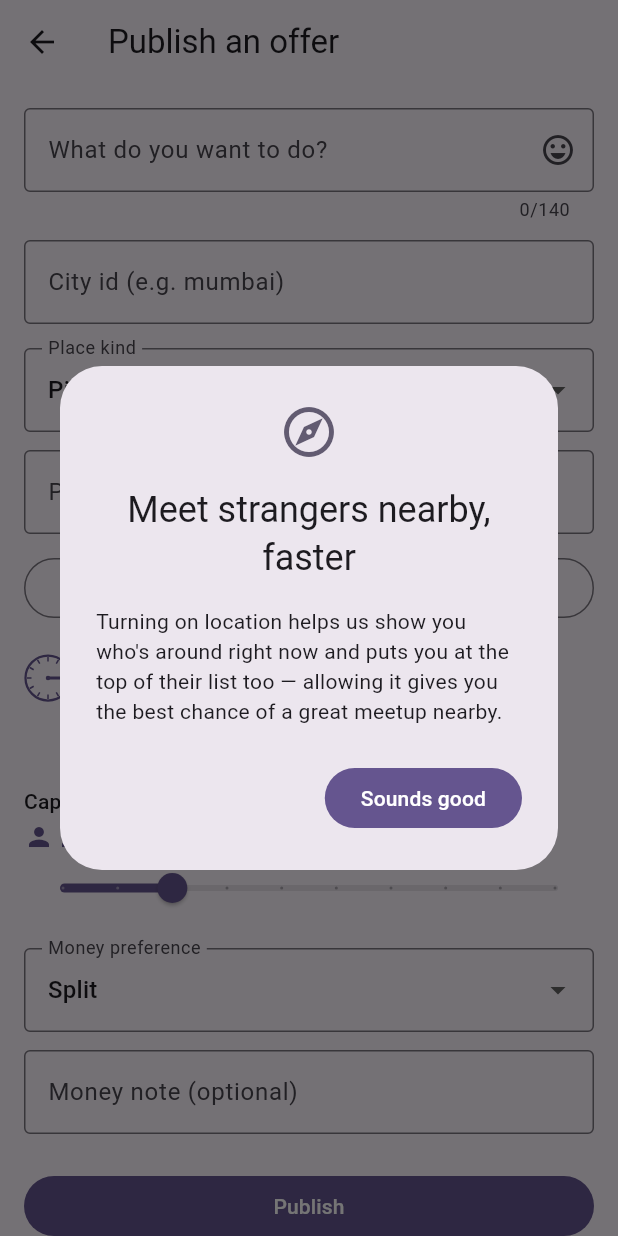
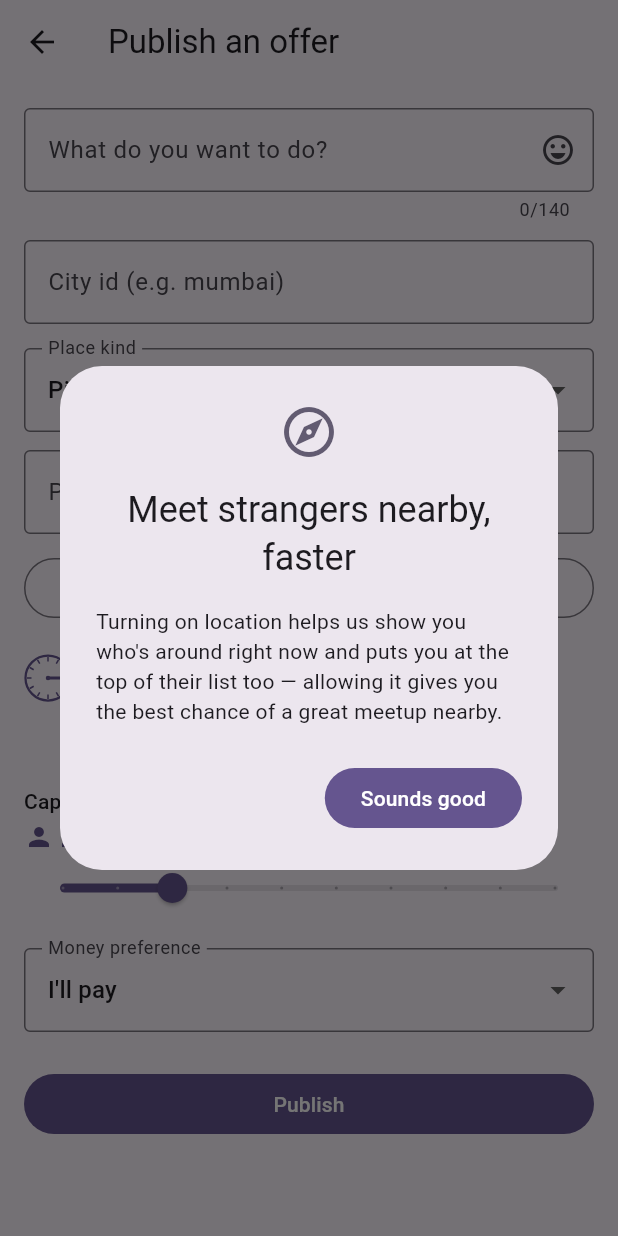
Before and after one commit to sili2017/app-stranger, a Flutter app: the PublishScreen screen opened directly, on a phone screen of 412 x 824 dp. Run offline on Flutter 3.47's test engine with Material 3 defaults, Android fonts, the phone set to English and light mode, and no system bars; our stand-ins replace firebase_core, firebase_messaging, geolocator, image_picker, shared_preferences; accounts and stored records are empty; generated files the repository leaves out were written again.

Commit message:
Default publish money preference to "I'll pay"; bound location fetch with a timeout
Money preference: default to creator_pays ("I'll pay") instead of split,
and comment out the estimated-cost option and money-note field for now
(no amount input behind them yet) rather than removing the wiring.

Location: verified live (via CDP against the running app) that
navigator.geolocation.getCurrentPosition can hang forever with neither
callback firing, even with its own `timeout` option set — this happens
when the browser never gets a response from the OS-level location
provider, and left "Use current location" spinning indefinitely with
no feedback. Geolocator's own `timeLimit` didn't rescue it either.
Wraps the call in a plain Dart `.timeout()` so it always resolves,
and surfaces a specific, actionable message pointing at the device's
system Location Services setting for the browser (as distinct from the
in-page site permission, which is a separate toggle users often miss).

Co-Authored-By: Claude Sonnet 5 <noreply@anthropic.com>
Claude-Session: https://claude.ai/code/session_01UmULdoy4BQiucnWXZtP5vg

```diff
--- a/apps/stranger_flutter/lib/l10n/app_en.arb
+++ b/apps/stranger_flutter/lib/l10n/app_en.arb
@@ -37,9 +37,10 @@
   "feedLocationFallbackNote": "Using your last known location (live GPS unavailable) — FR-005 fallback.",
   "feedLocationUnavailableNote": "Location unavailable — grant permission to see nearby offers ranked.",
   "feedEmpty": "No offers nearby right now. Make sure you have a matching city interest, or publish one yourself.",
-  "feedLocationError": "Could not get your location — enter it manually below.",
-  "feedLocationInsecureOrigin": "Your browser blocks location on this connection because it isn't secure (HTTPS). Open this app via HTTPS, or enter your location manually below.",
+  "feedLocationError": "Could not get your location. Try again in a moment.",
+  "feedLocationInsecureOrigin": "Your browser blocks location on this connection because it isn't secure (HTTPS). Open this app via HTTPS and try again.",
   "feedLocationPermissionDenied": "Location is blocked for this site. Allow it in your browser's site settings, then try again.",
+  "feedLocationTimedOut": "Location request timed out. Check that Location Services are turned on for this browser in your device's system settings (not just this site's permission), then try again.",
   "locationRationaleTitle": "Meet strangers nearby, faster",
   "locationRationaleBody": "Turning on location helps us show you who's around right now and puts you at the top of their list too — allowing it gives you the best chance of a great meetup nearby.",
   "locationRationaleContinue": "Sounds good",
--- a/apps/stranger_flutter/lib/l10n/app_hi.arb
+++ b/apps/stranger_flutter/lib/l10n/app_hi.arb
@@ -37,9 +37,10 @@
   "feedLocationFallbackNote": "आपका अंतिम ज्ञात स्थान उपयोग हो रहा है (लाइव जीपीएस उपलब्ध नहीं) — FR-005 फ़ॉलबैक।",
   "feedLocationUnavailableNote": "स्थान अनुपलब्ध — आस-पास के ऑफ़र देखने के लिए अनुमति दें।",
   "feedEmpty": "अभी आस-पास कोई ऑफ़र नहीं है। सुनिश्चित करें कि आपकी एक मिलती-जुलती शहर रुचि है, या खुद एक ऑफ़र प्रकाशित करें।",
-  "feedLocationError": "आपका स्थान प्राप्त नहीं हो सका — नीचे इसे मैन्युअल रूप से दर्ज करें।",
-  "feedLocationInsecureOrigin": "आपका ब्राउज़र इस कनेक्शन पर स्थान को ब्लॉक करता है क्योंकि यह सुरक्षित (HTTPS) नहीं है। इस ऐप को HTTPS के माध्यम से खोलें, या नीचे अपना स्थान मैन्युअल रूप से दर्ज करें।",
+  "feedLocationError": "आपका स्थान प्राप्त नहीं हो सका। कृपया थोड़ी देर बाद पुनः प्रयास करें।",
+  "feedLocationInsecureOrigin": "आपका ब्राउज़र इस कनेक्शन पर स्थान को ब्लॉक करता है क्योंकि यह सुरक्षित (HTTPS) नहीं है। इस ऐप को HTTPS के माध्यम से खोलें और पुनः प्रयास करें।",
   "feedLocationPermissionDenied": "इस साइट के लिए स्थान ब्लॉक है। अपने ब्राउज़र की साइट सेटिंग में इसे अनुमति दें, फिर पुनः प्रयास करें।",
+  "feedLocationTimedOut": "स्थान अनुरोध का समय समाप्त हो गया। जांचें कि आपके डिवाइस की सिस्टम सेटिंग में इस ब्राउज़र के लिए लोकेशन सर्विसेज़ चालू हैं (सिर्फ़ इस साइट की अनुमति नहीं), फिर पुनः प्रयास करें।",
   "locationRationaleTitle": "आस-पास के अजनबियों से जल्दी मिलें",
   "locationRationaleBody": "स्थान चालू करने से हम आपको दिखा सकते हैं कि अभी आस-पास कौन है, और आप भी उनकी सूची में सबसे ऊपर आ जाते हैं — इसे अनुमति देने से आस-पास एक बेहतरीन मुलाकात की संभावना बढ़ जाती है।",
   "locationRationaleContinue": "ठीक है",
--- a/apps/stranger_flutter/lib/screens/publish_screen.dart
+++ b/apps/stranger_flutter/lib/screens/publish_screen.dart
@@ -72,7 +72,7 @@ class _PublishScreenState extends State<PublishScreen> {
   double? _lng;
   int _lifetimeMinutes = 15;
   int _capacity = 3;
-  String _moneyLabel = 'split';
+  String _moneyLabel = 'creator_pays';
   bool _submitting = false;
   bool _locating = false;
 
@@ -167,6 +167,7 @@ class _PublishScreenState extends State<PublishScreen> {
         LocationFailureReason.insecureOrigin => l10n.feedLocationInsecureOrigin,
         LocationFailureReason.permissionDenied =>
           l10n.feedLocationPermissionDenied,
+        LocationFailureReason.timedOut => l10n.feedLocationTimedOut,
         _ => l10n.feedLocationError,
       };
       showErrorSnackBar(context, message);
@@ -517,21 +518,25 @@ class _PublishScreenState extends State<PublishScreen> {
                       value: 'byo', child: Text(l10n.publishMoneyByo)),
                   DropdownMenuItem(
                       value: 'split', child: Text(l10n.publishMoneySplit)),
-                  DropdownMenuItem(
-                      value: 'estimated_cost',
-                      child: Text(l10n.publishMoneyEstimated)),
+                  // Commented out for now — re-enable when estimated-cost input is
+                  // ready to collect an actual amount, not just this label.
+                  // DropdownMenuItem(
+                  //     value: 'estimated_cost',
+                  //     child: Text(l10n.publishMoneyEstimated)),
                 ],
-                onChanged: (v) => setState(() => _moneyLabel = v ?? 'split'),
+                onChanged: (v) =>
+                    setState(() => _moneyLabel = v ?? 'creator_pays'),
               ),
-              const SizedBox(height: 12),
-              TextFormField(
-                controller: _moneyNoteController,
-                decoration: InputDecoration(
-                  labelText: l10n.publishMoneyNoteLabel,
-                  hintText: l10n.publishMoneyNoteHint,
-                  border: const OutlineInputBorder(),
-                ),
-              ),
+              // Commented out for now, alongside the estimated-cost option above.
+              // const SizedBox(height: 12),
+              // TextFormField(
+              //   controller: _moneyNoteController,
+              //   decoration: InputDecoration(
+              //     labelText: l10n.publishMoneyNoteLabel,
+              //     hintText: l10n.publishMoneyNoteHint,
+              //     border: const OutlineInputBorder(),
+              //   ),
+              // ),
               const SizedBox(height: 24),
               FilledButton(
                 onPressed: _submitting ? null : _publish,
```
Also changed, not shown: apps/stranger_flutter/lib/core/location_service.dart (+20 -2 lines).
